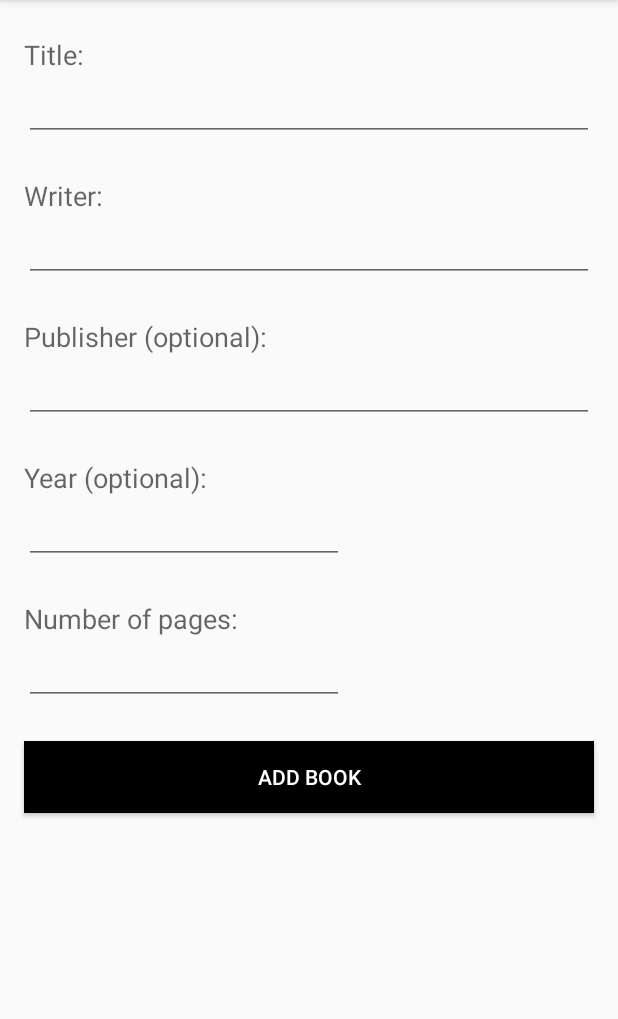
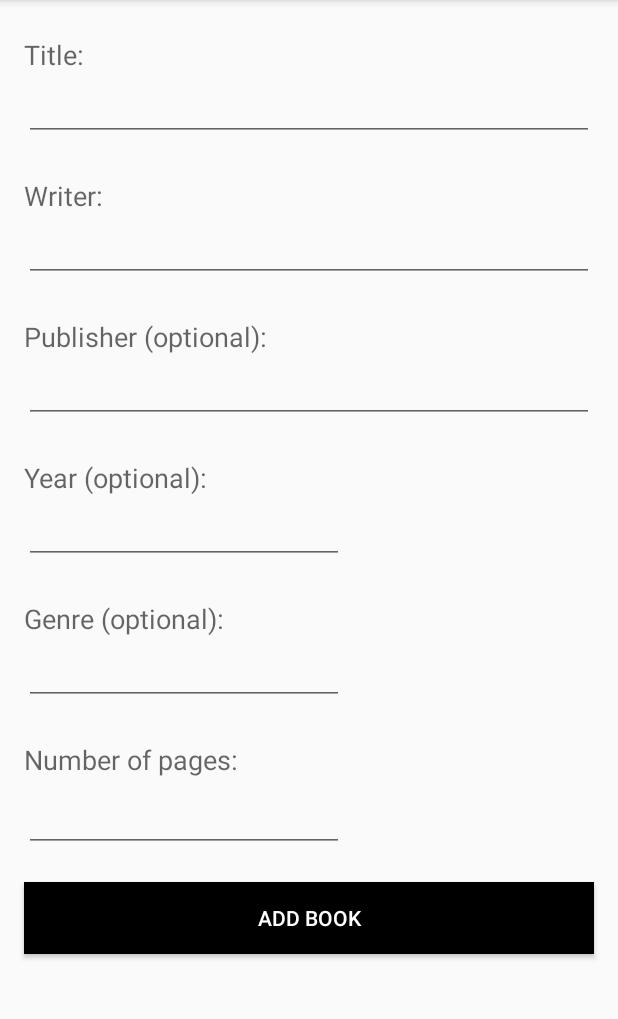
Before and after one commit to carlostojal/MyBooks, an Android app: the screen it shows after launch (MainActivity), tab 2 chosen, on a phone screen of 412 x 824 dp, the part 161-1180 px from its top. Run offline under Robolectric (Android 15) with nearby library versions, the phone set to English and light mode, and no system bars.

Commit message:
Genre addiction.

```diff
--- a/app/src/main/res/layout/fragment_add_book.xml
+++ b/app/src/main/res/layout/fragment_add_book.xml
@@ -5,9 +5,7 @@
     android:layout_width="match_parent"
     android:layout_height="match_parent"
     android:fillViewport="true">
-    <androidx.constraintlayout.widget.ConstraintLayout xmlns:android="http://schemas.android.com/apk/res/android"
-        xmlns:app="http://schemas.android.com/apk/res-auto"
-        xmlns:tools="http://schemas.android.com/tools"
+    <androidx.constraintlayout.widget.ConstraintLayout
         android:id="@+id/constraintLayout"
         android:layout_width="match_parent"
         android:layout_height="match_parent">
@@ -105,6 +103,17 @@
             app:layout_constraintTop_toBottomOf="@+id/year" />
 
         <TextView
+            android:id="@+id/genre"
+            android:layout_width="wrap_content"
+            android:layout_height="wrap_content"
+            android:layout_marginStart="16dp"
+            android:layout_marginTop="24dp"
+            android:text="@string/genre"
+            android:textAppearance="@style/TextAppearance.AppCompat.Medium"
+            app:layout_constraintStart_toStartOf="parent"
+            app:layout_constraintTop_toBottomOf="@+id/year_field" />
+
+        <TextView
             android:id="@+id/npages"
             android:layout_width="wrap_content"
             android:layout_height="wrap_content"
@@ -113,13 +122,14 @@
             android:text="@string/npages"
             android:textAppearance="@style/TextAppearance.AppCompat.Medium"
             app:layout_constraintStart_toStartOf="parent"
-            app:layout_constraintTop_toBottomOf="@+id/year_field" />
+            app:layout_constraintTop_toBottomOf="@+id/genre_field" />
 
         <EditText
             android:id="@+id/npages_field"
             android:layout_width="wrap_content"
             android:layout_height="wrap_content"
             android:layout_marginStart="16dp"
+            android:layout_marginTop="4dp"
             android:ems="10"
             android:inputType="number"
             app:layout_constraintStart_toStartOf="parent"
@@ -130,15 +140,26 @@
             android:layout_width="0dp"
             android:layout_height="wrap_content"
             android:layout_marginStart="16dp"
-            android:layout_marginTop="24dp"
+            android:layout_marginTop="20dp"
             android:layout_marginEnd="16dp"
             android:background="@color/colorPrimary"
             android:onClick="onAddBook"
             android:text="@string/add_book"
             android:textColor="@color/colorAccent"
             app:layout_constraintEnd_toEndOf="parent"
+            app:layout_constraintHorizontal_bias="0.0"
             app:layout_constraintStart_toStartOf="parent"
             app:layout_constraintTop_toBottomOf="@+id/npages_field" />
 
+        <EditText
+            android:id="@+id/genre_field"
+            android:layout_width="wrap_content"
+            android:layout_height="wrap_content"
+            android:layout_marginStart="16dp"
+            android:ems="10"
+            android:inputType="textPersonName"
+            app:layout_constraintStart_toStartOf="parent"
+            app:layout_constraintTop_toBottomOf="@+id/genre" />
+
     </androidx.constraintlayout.widget.ConstraintLayout>
 </ScrollView>
--- a/app/src/main/res/values/strings.xml
+++ b/app/src/main/res/values/strings.xml
@@ -9,13 +9,15 @@
     <string name="publisher1">Publisher: </string>
     <string name="year">Year (optional):</string>
     <string name="year1">Year: </string>
+    <string name="genre">Genre (optional):</string>
+    <string name="genre1">Genre:</string>
     <string name="cpage">Current page: </string>
     <string name="npages">Number of pages:</string>
     <string name="was_happening">What happened previously:</string>
     <string name="happened">What happened now?</string>
     <string name="save">Save</string>
     <string name="add_book">Add Book</string>
-    <string name="version">Version 2.2</string>
+    <string name="version">Version 3</string>
     <string name="version_date">Built on 29/06/2019</string>
     <string name="developer">Developed by Carlos Tojal (carlostojal)</string>
     <string name="repo">github.com/carlostojal/MyBooks</string>
```
Also changed, not shown: app/src/main/java/com/carlostojal/mybooks/AddBook.java (+10 -1 lines), app/src/main/java/com/carlostojal/mybooks/Book.java (+11 -1 lines), app/src/main/java/com/carlostojal/mybooks/BookDetails.java (+6 -3 lines), app/src/main/java/com/carlostojal/mybooks/Books.java (+5 -4 lines), app/src/main/res/layout/activity_book_details.xml (+31 -6 lines), 1 other file.
